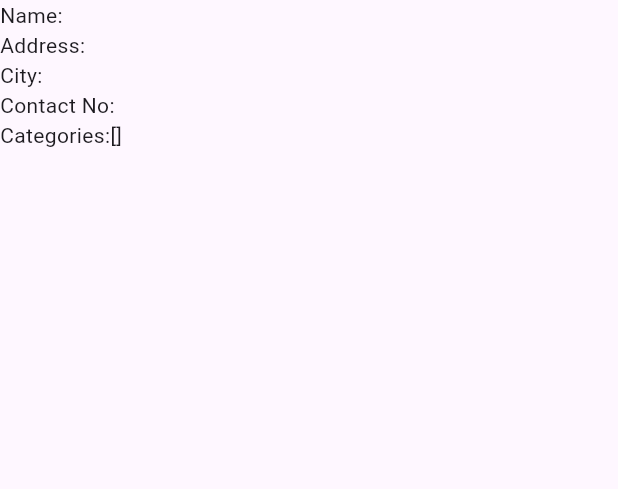
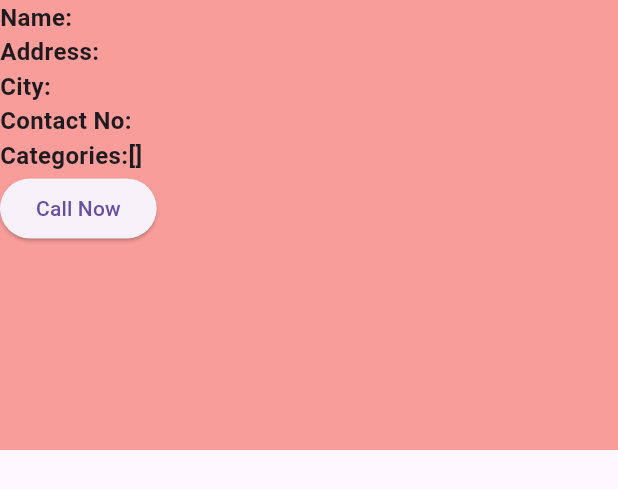
Before and after one commit to haard04/rescue-app, a Flutter app: what agencyDetail() shows on an empty page, opened directly with empty values, on a phone screen of 412 x 824 dp. Shown: the top 489 px of the screen. Run offline on Flutter 3.47's test engine with Material 2 defaults, Android fonts, the phone set to English and light mode, and no system bars; our stand-ins replace geocoding, geolocator.

```diff
--- a/rescue/lib/AgencyWidget.dart
+++ b/rescue/lib/AgencyWidget.dart
@@ -1,5 +1,6 @@
 import 'package:flutter/material.dart';
 import 'package:rescue/models/Agency.dart';
+import 'package:url_launcher/url_launcher.dart';
 
 class agencyDetail extends StatelessWidget {
   Agency agency;
@@ -7,34 +8,76 @@ class agencyDetail extends StatelessWidget {
 
   @override
   Widget build(BuildContext context) {
+
+    Future _launchCaller(number) async {
+    String url = 'tel:${number}';
+    if (await canLaunch(url)) {
+       await launch(url);
+    } else {
+      throw 'Could not launch $url';
+    }
+}
+
     return Container(
+      height: 300,
+      color: (agency.availability==true)?Colors.green:Colors.red.withOpacity(0.5),
       child: Column(
         children: [
           Row(
             children: [
-              Text('Name:${agency.name}')
+
+                 Expanded(
+                  child: Text(
+                    'Name:${agency.name}',
+                    style: TextStyle(
+                      fontSize: 16,
+                      fontWeight: FontWeight.bold
+                    ),
+                  ),
+
+              )
             ],
           ),
           Row(
             children: [
-              Text('Address:${agency.address}')
+              Expanded(child: Text('Address:${agency.address}',style: TextStyle(
+                      fontSize: 16,
+                      fontWeight: FontWeight.bold
+                    ),))
             ],
           ),
           Row(
             children: [
-              Text('City:${agency.city}')
+              Text('City:${agency.city}',style: TextStyle(
+                      fontSize: 16,
+                      fontWeight: FontWeight.bold
+                    ),)
             ],
           ),
           Row(
             children: [
-              Text('Contact No:${agency.contactNumber}')
+              Text('Contact No:${agency.contactNumber}',style: TextStyle(
+                      fontSize: 16,
+                      fontWeight: FontWeight.bold
+                    ),)
             ],
           ),
           Row(
             children: [
-              Text('Categories:${agency.categories}')
+              Expanded(child: Text('Categories:${agency.categories}',style: TextStyle(
+                      fontSize: 16,
+                      fontWeight: FontWeight.bold
+                    ),))
             ],
           ),
+
+          Row(
+            children: [
+              ElevatedButton(onPressed: (){
+                _launchCaller(agency.contactNumber);
+              }, child: Text('Call Now'))
+            ],
+          )
 
 
         ],
--- a/rescue/lib/choice.dart
+++ b/rescue/lib/choice.dart
@@ -68,7 +68,7 @@ List<Placemark> placemarks = await placemarkFromCoordinates(
 
 
                   List<Agency>agencies;
-                  agencies=await fetchAgencies(await getUserLocation());
+                  agencies=await fetchAgencies('Gandhinagar');
                   Navigator.push(context,MaterialPageRoute(builder: (context) => userHomePage(agencies ),) );
                 }
     return Scaffold(
--- a/rescue/lib/userHome.dart
+++ b/rescue/lib/userHome.dart
@@ -13,7 +13,8 @@ class userHomePage extends StatelessWidget {
 
     return Scaffold(
       appBar: AppBar(
-
+        backgroundColor: Colors.red,
+        title: Text('Agency Near You',),
       ),
 
     body: Container(
--- a/rescue/pubspec.yaml
+++ b/rescue/pubspec.yaml
@@ -38,6 +38,7 @@ dependencies:
   http: ^1.1.0
   geolocator: ^10.1.0
   geocoding: ^2.1.0
+  url_launcher: ^6.1.14
 
 dev_dependencies:
   flutter_test:
```
Also changed, not shown: rescue/pubspec.lock, 5 other files.
